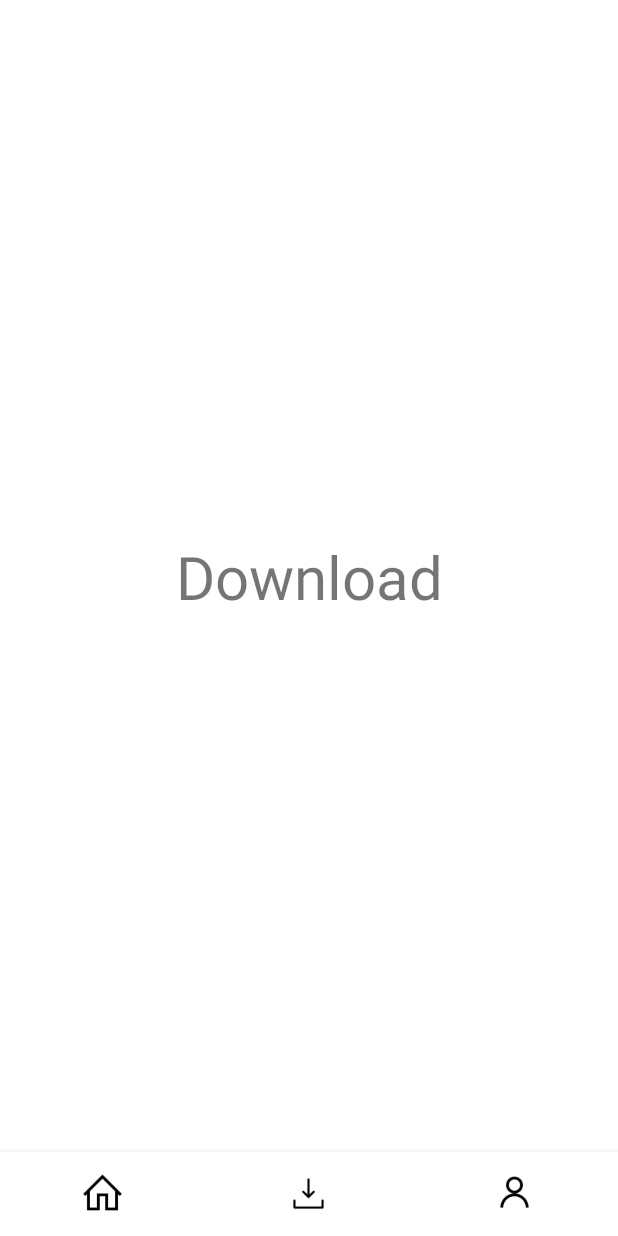
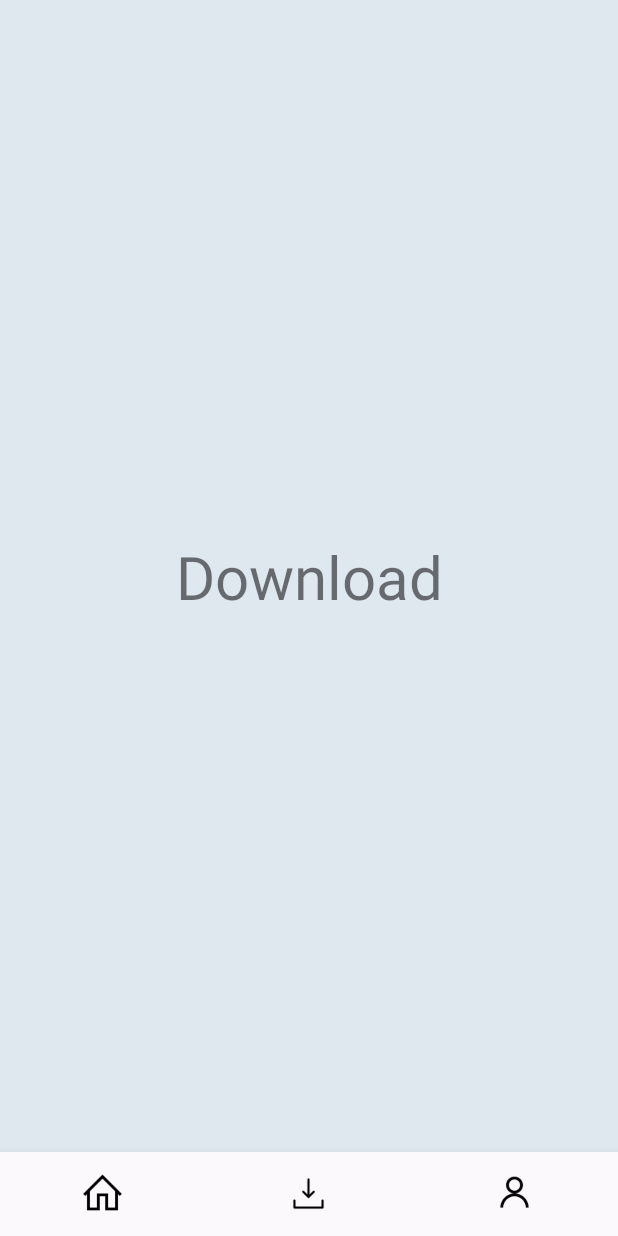
Before and after one commit to KimoTerru/Walls, an Android app: the DownloadFragment screen opened through its navigation route, on a phone screen of 412 x 824 dp. Run offline under Robolectric (Android 15) with nearby library versions, the light colour scheme and no system bars; our stand-ins replace Dagger/Hilt's generated code, navigation-ui.

Commit message:
Изменения: Заблокировал ориентацию всего приложения на portrait Временно Home загружает последние обои вместо лучших за месяц Изменил Home, теперь в правильном дизайне Сделал прогресс бар по центру и большим Edit Text в Home почти готов(вместо лупы должно заменяться на крестик при вводе текста) Теперь TextView в HomeFragment будут появляться вместе с изображениями Убрал тени у всех Card Правильная цветовая палитра приложения(добавил цвета) Исправил шторку, теперь она такого же цвета что и фон приложения Отказ от оффлайн режима

```diff
--- a/app/src/main/AndroidManifest.xml
+++ b/app/src/main/AndroidManifest.xml
@@ -1,5 +1,6 @@
 <?xml version="1.0" encoding="utf-8"?>
 <manifest xmlns:android="http://schemas.android.com/apk/res/android"
+    xmlns:tools="http://schemas.android.com/tools"
     package="it.kimoterru.walls">
 
     <uses-permission android:name="android.permission.INTERNET" />
@@ -12,7 +13,9 @@
         android:roundIcon="@mipmap/ic_launcher_round"
         android:supportsRtl="true"
         android:theme="@style/Theme.Walls">
-        <activity android:name=".ui.MainActivity">
+        <activity android:name=".ui.MainActivity"
+            android:screenOrientation="portrait"
+            tools:ignore="LockedOrientationActivity">
             <intent-filter>
                 <action android:name="android.intent.action.MAIN" />
 
--- a/app/src/main/java/it/kimoterru/walls/repo/WallpaperRepository.kt
+++ b/app/src/main/java/it/kimoterru/walls/repo/WallpaperRepository.kt
@@ -15,4 +15,10 @@ class WallpaperRepository @Inject constructor(private var service: ApiService) {
     ): Wallpaper {
         return service.listTopListWallpapers(category, purity, topRange, sorting, order, page)
     }
+
+    suspend fun getLatestWallpapers(
+        page: Int
+    ): Wallpaper {
+        return service.listLatestWallpapers(page)
+    }
 }
--- a/app/src/main/java/it/kimoterru/walls/ui/home/HomeFragment.kt
+++ b/app/src/main/java/it/kimoterru/walls/ui/home/HomeFragment.kt
@@ -6,12 +6,13 @@ import android.view.View
 import android.view.ViewGroup
 import android.widget.Toast
 import androidx.core.view.isVisible
+import androidx.core.widget.addTextChangedListener
 import androidx.fragment.app.Fragment
 import androidx.lifecycle.ViewModelProvider
 import dagger.hilt.android.AndroidEntryPoint
 import it.kimoterru.walls.R
+import it.kimoterru.walls.adapter.CategoriesAdapter
 import it.kimoterru.walls.adapter.MyAdapter
-import it.kimoterru.walls.adapter.CategoriesAdapter
 import it.kimoterru.walls.databinding.FragmentHomeBinding
 import it.kimoterru.walls.model.Wallpaper
 import it.kimoterru.walls.ui.home.categories.Categories
@@ -37,6 +38,7 @@ class HomeFragment : Fragment(R.layout.fragment_home) {
         viewModel = ViewModelProvider(this).get(HomeViewModel::class.java)
 
         initObservers()
+        findWallpaper()
         setInitialDataCategories()
     }
 
@@ -48,6 +50,9 @@ class HomeFragment : Fragment(R.layout.fragment_home) {
     private fun initObservers() {
         viewModel?.homeResponseLiveData?.observe(viewLifecycleOwner, {
             binding.progressBar.isVisible = it.status == Status.LOADING
+            binding.latestWallpapers.isVisible = it.status == Status.SUCCESS
+            binding.theColorTone.isVisible = it.status == Status.SUCCESS
+            binding.categories.isVisible = it.status == Status.SUCCESS
             when (it.status) {
                 Status.SUCCESS -> {
                     displayData(it.data)
@@ -61,10 +66,22 @@ class HomeFragment : Fragment(R.layout.fragment_home) {
     }
 
     private fun displayData(response: Wallpaper?) {
-        binding.recyclerBestOfTheMonth.adapter = MyAdapter(response?.data ?: listOf(), R.layout.card_image)
+        binding.recyclerLatestWallpapers.adapter = MyAdapter(response?.data ?: listOf(), R.layout.card_image)
         binding.recyclerBestColorTone.adapter = MyAdapter(response?.data ?: listOf(), R.layout.card_color) // TODO: 24.07.2021
         binding.recyclerCategories.adapter = CategoriesAdapter(context, categories)
     }
+
+    private fun findWallpaper() {
+        binding.findImage.addTextChangedListener {
+            binding.searchImage.isVisible = it.toString().isNotEmpty()
+            binding.searchImage.setOnClickListener {
+                binding.findImage.setText("Let's try again!")
+            }
+            /*if (it.toString().isNotEmpty()) {
+                binding.searchImage.setImageResource(R.drawable.close)
+            }*/
+        }
+    } // TODO: 28.07.2021
 
     private fun setInitialDataCategories() {
         categories.add(Categories(R.drawable.abstrack, "Abstrack"))
--- a/app/src/main/java/it/kimoterru/walls/ui/home/HomeViewModel.kt
+++ b/app/src/main/java/it/kimoterru/walls/ui/home/HomeViewModel.kt
@@ -18,7 +18,7 @@ class HomeViewModel @Inject constructor(private val repository: WallpaperReposit
         homeResponseLiveData.postValue(Resource.loading())
         viewModelScope.launch {
             try {
-                val result = repository.getTopWallpapers("Anime", "0", "1d", "toplist", "asc", 1)
+                val result = repository.getLatestWallpapers(1)
                 homeResponseLiveData.postValue(Resource.success(result))
             } catch (e: Exception) {
                 e.printStackTrace()
--- /dev/null
+++ b/app/src/main/res/drawable/close.xml
@@ -0,0 +1,5 @@
+<vector android:height="24dp" android:tint="#DFE7EF"
+    android:viewportHeight="24" android:viewportWidth="24"
+    android:width="24dp" xmlns:android="http://schemas.android.com/apk/res/android">
+    <path android:fillColor="@android:color/white" android:pathData="M19,6.41L17.59,5 12,10.59 6.41,5 5,6.41 10.59,12 5,17.59 6.41,19 12,13.41 17.59,19 19,17.59 13.41,12z"/>
+</vector>
--- a/app/src/main/res/layout/activity_main.xml
+++ b/app/src/main/res/layout/activity_main.xml
@@ -21,6 +21,7 @@
         android:layout_width="match_parent"
         android:layout_height="wrap_content"
         app:menu="@menu/main_bottom_menu"
+        android:background="@color/selago"
         app:itemIconSize="30dp"
         app:itemIconTint="@color/black"
         app:labelVisibilityMode="unlabeled"
--- a/app/src/main/res/layout/card_categories.xml
+++ b/app/src/main/res/layout/card_categories.xml
@@ -5,7 +5,9 @@
     android:layout_height="90dp"
     xmlns:app="http://schemas.android.com/apk/res-auto"
     android:layout_margin="4dp"
-    app:cardCornerRadius="16dp">
+    app:cardCornerRadius="16dp"
+    app:cardElevation="0dp"
+    >
 
     <androidx.constraintlayout.widget.ConstraintLayout
         android:layout_width="match_parent"
--- a/app/src/main/res/layout/card_color.xml
+++ b/app/src/main/res/layout/card_color.xml
@@ -5,7 +5,9 @@
     android:layout_height="50dp"
     xmlns:app="http://schemas.android.com/apk/res-auto"
     android:layout_margin="4dp"
-    app:cardCornerRadius="16dp">
+    app:cardCornerRadius="16dp"
+    app:cardElevation="0dp"
+    >
 
     <androidx.constraintlayout.widget.ConstraintLayout
         android:layout_width="match_parent"
--- a/app/src/main/res/layout/card_image.xml
+++ b/app/src/main/res/layout/card_image.xml
@@ -5,7 +5,9 @@
     android:layout_height="wrap_content"
     xmlns:app="http://schemas.android.com/apk/res-auto"
     android:layout_margin="4dp"
-    app:cardCornerRadius="16dp">
+    app:cardCornerRadius="16dp"
+    app:cardElevation="0dp"
+    >
 
     <androidx.constraintlayout.widget.ConstraintLayout
         android:layout_width="match_parent"
--- a/app/src/main/res/layout/fragment_download.xml
+++ b/app/src/main/res/layout/fragment_download.xml
@@ -2,7 +2,9 @@
 <androidx.constraintlayout.widget.ConstraintLayout xmlns:android="http://schemas.android.com/apk/res/android"
     xmlns:app="http://schemas.android.com/apk/res-auto"
     android:layout_width="match_parent"
-    android:layout_height="match_parent">
+    android:layout_height="match_parent"
+    android:background="@color/desert_storm"
+    >
 
     <TextView
         android:layout_width="wrap_content"
--- a/app/src/main/res/layout/fragment_profile.xml
+++ b/app/src/main/res/layout/fragment_profile.xml
@@ -2,7 +2,9 @@
 <androidx.constraintlayout.widget.ConstraintLayout xmlns:android="http://schemas.android.com/apk/res/android"
     xmlns:app="http://schemas.android.com/apk/res-auto"
     android:layout_width="match_parent"
-    android:layout_height="match_parent">
+    android:layout_height="match_parent"
+    android:background="@color/desert_storm"
+    >
 
     <TextView
         android:layout_width="wrap_content"
--- a/app/src/main/res/values/colors.xml
+++ b/app/src/main/res/values/colors.xml
@@ -7,4 +7,8 @@
     <color name="teal_700">#FF018786</color>
     <color name="black">#FF000000</color>
     <color name="white">#FFFFFFFF</color>
+
+    <color name="desert_storm">#dfe7ef</color>
+    <color name="selago">#fcf9fc</color>
+    <color name="alice_blue">#eff3f6</color>
 </resources>
--- a/app/src/main/res/values/strings.xml
+++ b/app/src/main/res/values/strings.xml
@@ -3,6 +3,7 @@
     <string name="download">Download</string>
     <string name="home">Home</string>
     <string name="best_of_the_month">Best of the month</string>
+    <string name="latest_wallpapers">Latest wallpapers</string>
     <string name="the_color_tone">The color tone</string>
     <string name="profile">Profile</string>
     <string name="find_wallpaper">Find Wallpaper…</string>
--- /dev/null
+++ b/app/src/main/res/values/styles.xml
@@ -0,0 +1,6 @@
+<?xml version="1.0" encoding="utf-8"?>
+<resources>
+    <style name="CircularProgress" parent="Theme.AppCompat.Light">
+        <item name="colorAccent">@android:color/holo_blue_dark</item>
+    </style>
+</resources>
--- a/app/src/main/res/values/themes.xml
+++ b/app/src/main/res/values/themes.xml
@@ -6,11 +6,12 @@
         <item name="colorPrimaryVariant">@color/purple_700</item>
         <item name="colorOnPrimary">@color/white</item>
         <!-- Secondary brand color. -->
-        <item name="colorSecondary">@color/teal_200</item>
+        <item name="colorSecondary">@android:color/holo_blue_dark</item>
         <item name="colorSecondaryVariant">@color/teal_700</item>
         <item name="colorOnSecondary">@color/black</item>
         <!-- Status bar color. -->
-        <item name="android:statusBarColor" tools:targetApi="l">?attr/colorPrimaryVariant</item>
+        <item name="android:statusBarColor" tools:targetApi="l">@color/desert_storm</item>
+        <item name="android:windowLightStatusBar">true</item>
         <!-- Customize your theme here. -->
     </style>
 </resources>
```
Also changed, not shown: app/build.gradle (+0 -7 lines), app/src/main/res/drawable-v24/bg_search.xml (added, +7 -0 lines), app/src/main/res/drawable/search.xml (added, +17 -0 lines), app/src/main/res/layout/fragment_home.xml (+89 -64 lines).
